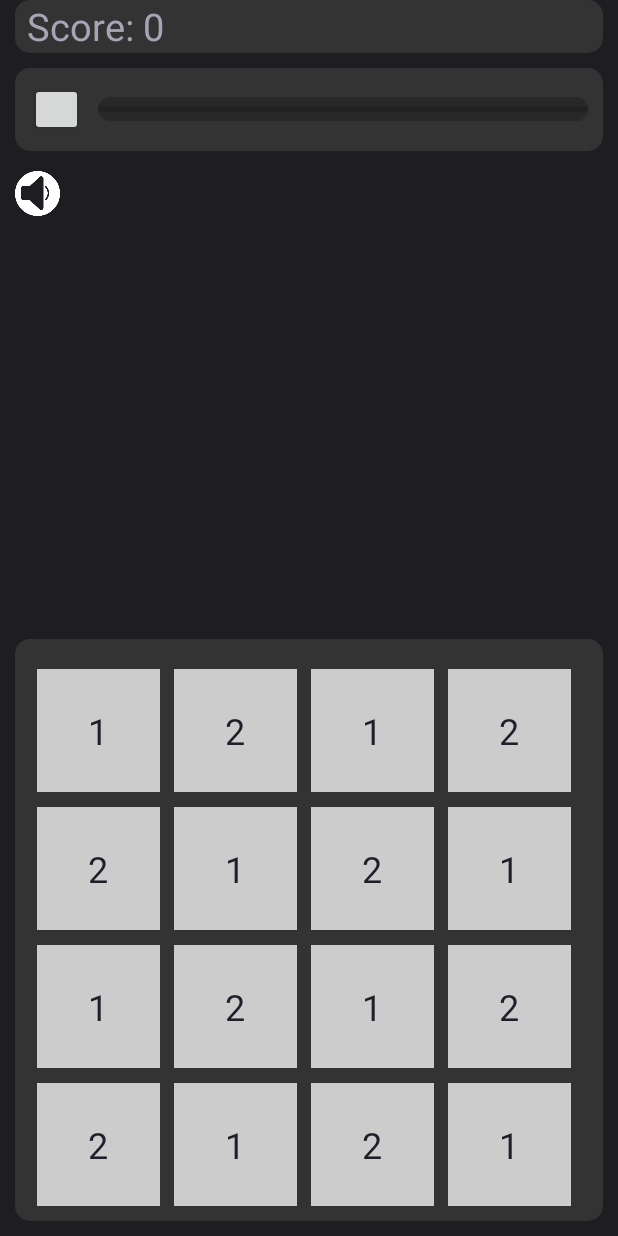
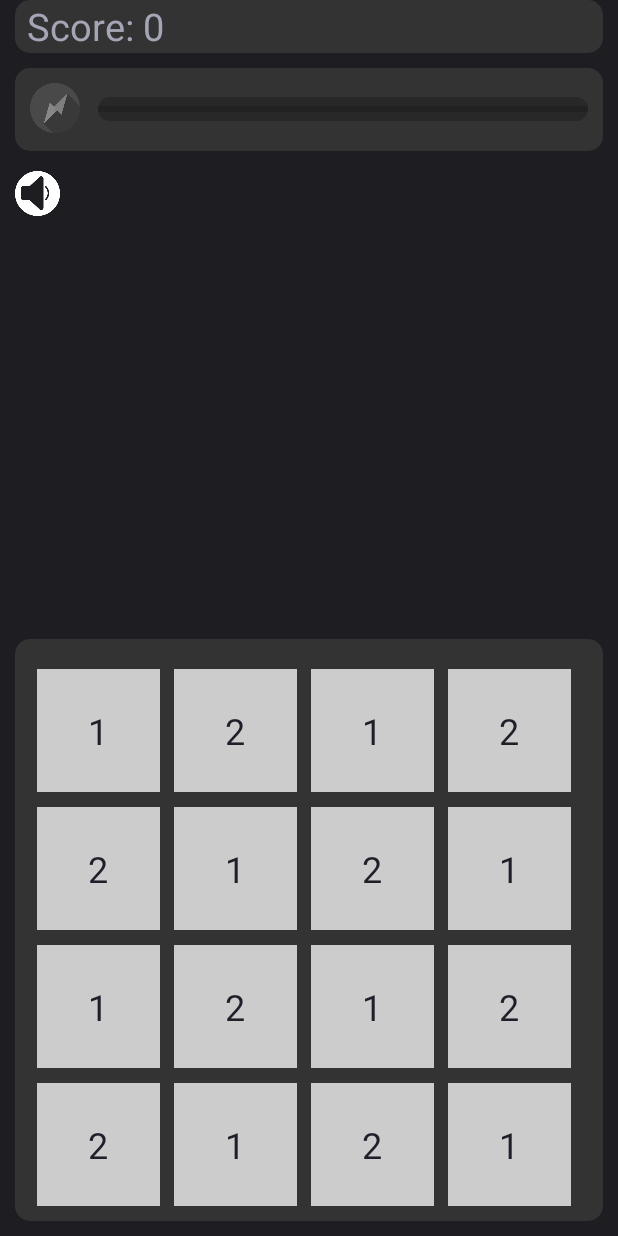
Before and after one commit to TeamoSupremo/GridGambit, an Android app: the GameScreen screen opened directly, with no data from a screen before it, on a phone screen of 412 x 824 dp. Run offline under Robolectric (Android 15) with nearby library versions, the phone set to English and light mode, and no system bars.

Commit message:
Added icons for charge bar, charge bar is now usable at full charge, pressing charge bar will change border colour

```diff
--- a/app/build.gradle
+++ b/app/build.gradle
@@ -31,4 +31,5 @@ dependencies {
     testImplementation 'junit:junit:4.12'
     androidTestImplementation 'androidx.test.ext:junit:1.1.1'
     androidTestImplementation 'androidx.test.espresso:espresso-core:3.2.0'
+    implementation 'com.google.android.material:material:1.1.0'
 }
--- /dev/null
+++ b/app/src/main/res/drawable/charge_button_drawable.xml
@@ -0,0 +1,11 @@
+<?xml version="1.0" encoding="utf-8"?>
+<layer-list xmlns:android="http://schemas.android.com/apk/res/android">
+
+    <item
+        android:id="@+id/flash_item"
+        android:drawable="@drawable/bolt"
+        android:width="33dp"
+        android:height="33dp"
+        />
+
+</layer-list>
--- /dev/null
+++ b/app/src/main/res/drawable/layout_charge_active.xml
@@ -0,0 +1,9 @@
+<?xml version="1.0" encoding="utf-8"?>
+<shape android:shape="rectangle" xmlns:android="http://schemas.android.com/apk/res/android">
+
+    <corners android:radius="10dp"/>
+    <solid android:color="#333333"/>
+    <size android:height="20dp" android:width="200dp"/>
+    <stroke android:width="1dp" android:color="#ffaa00" />
+
+</shape>
--- /dev/null
+++ b/app/src/main/res/drawable/noncharge_button_drawable.xml
@@ -0,0 +1,11 @@
+<?xml version="1.0" encoding="utf-8"?>
+<layer-list xmlns:android="http://schemas.android.com/apk/res/android">
+
+    <item
+        android:id="@+id/no_charge_flash_item"
+        android:drawable="@drawable/grey_bolt"
+        android:width="33dp"
+        android:height="33dp"
+        />
+
+</layer-list>
--- a/app/src/main/res/layout-v21/activity_game_screen.xml
+++ b/app/src/main/res/layout-v21/activity_game_screen.xml
@@ -104,6 +104,7 @@
             android:layout_marginEnd="10dp"
             android:layout_marginBottom="10dp"
             android:clickable="true"
+            android:onClick="executeCharge"
             android:focusable="true"
             android:background="@drawable/value_text_background">
 
@@ -111,6 +112,7 @@
                 android:layout_width="35dp"
                 android:layout_height="35dp"
                 android:layout_marginEnd="10dp"
+                android:background="@drawable/noncharge_button_drawable"
                 android:id="@+id/power_charge_button"
                 android:layout_marginRight="10dp" />
             <ProgressBar
--- a/app/src/main/res/layout/activity_game_screen.xml
+++ b/app/src/main/res/layout/activity_game_screen.xml
@@ -104,6 +104,7 @@
             android:layout_marginEnd="10dp"
             android:layout_marginBottom="10dp"
             android:clickable="true"
+            android:onClick="executeCharge"
             android:focusable="true"
             android:background="@drawable/value_text_background">
 
@@ -111,6 +112,7 @@
                 android:layout_width="35dp"
                 android:layout_height="35dp"
                 android:layout_marginEnd="10dp"
+                android:background="@drawable/noncharge_button_drawable"
                 android:id="@+id/power_charge_button"
                 android:layout_marginRight="10dp" />
             <ProgressBar
```
Also changed, not shown: app/src/main/java/com/example/gridgambit/GameScreen.java (+6 -2 lines), app/src/main/java/com/example/gridgambit/GridUtil.java (+31 -2 lines), app/src/main/res/drawable/bolt.png (added), app/src/main/res/drawable/grey_bolt.png (added).
